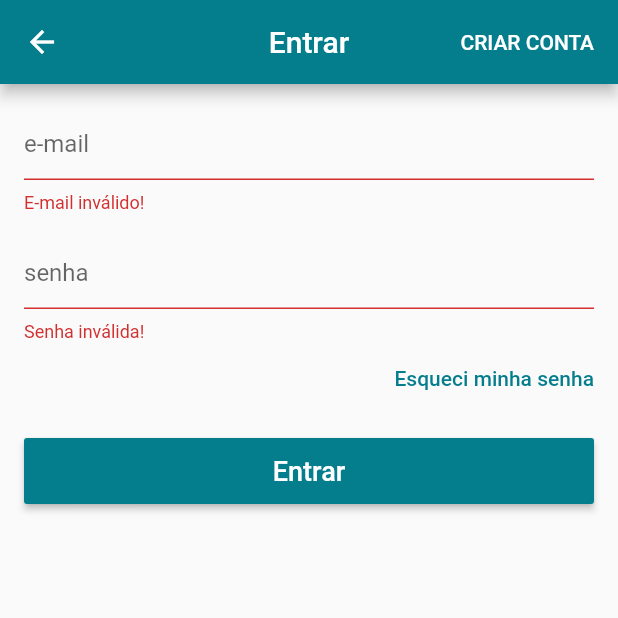
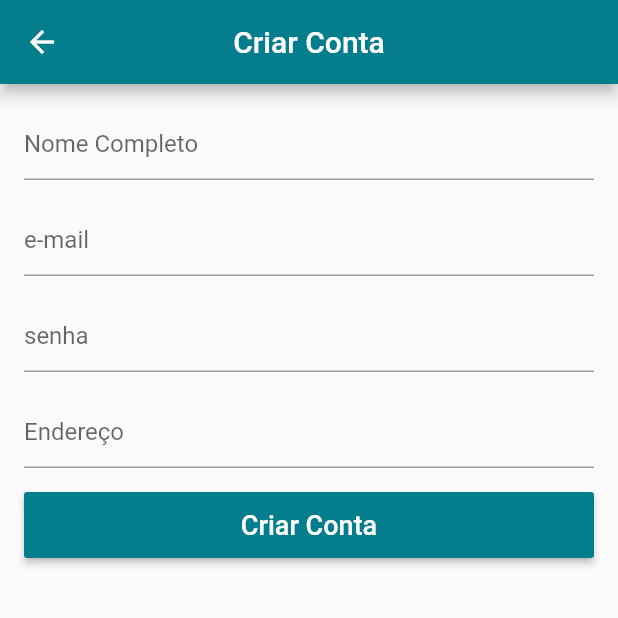
Before and after one commit to adrianhideki/app_venda, a Flutter app: the LoginScreen screen opened directly, after a tap on "Entrar", after a tap on "CRIAR CONTA", on a phone screen of 412 x 824 dp, the top half of it. Run offline on Flutter 3.47's test engine with Material 2 defaults, Android fonts, the phone set to English and light mode, and no system bars; our stand-ins replace carousel_pro, cloud_firestore, transparent_image; accounts and stored records are empty.

```diff
--- a/lib/screens/login_screen.dart
+++ b/lib/screens/login_screen.dart
@@ -1,7 +1,13 @@
 import 'package:flutter/material.dart';
+import 'package:lolja/models/user_model.dart';
+import 'package:lolja/screens/singup_screen.dart';
+import 'package:lolja/utils/utils.dart';
+import 'package:scoped_model/scoped_model.dart';
 
 class LoginScreen extends StatelessWidget {
   final _formKey = GlobalKey<FormState>();
+  final emailController = TextEditingController();
+  final passController = TextEditingController();
 
   @override
   Widget build(BuildContext context) {
@@ -16,34 +22,45 @@ class LoginScreen extends StatelessWidget {
               style: TextStyle(color: Colors.white),
             ),
             textColor: Colors.white,
-            onPressed: () {},
+            onPressed: () {
+              pageReplace(context, SingUpScreen());
+            },
           ),
         ],
       ),
-      body: Form(
+      body: ScopedModelDescendant<UserModel>(
+        builder: (context, child, model){
+
+          if (model.isLoading)
+            return Center(child: CircularProgressIndicator(),);
+
+          return Form(
             key: _formKey,
             child: ListView(
               padding: EdgeInsets.all(16.0),
               children: <Widget>[
                 TextFormField(
+                  controller: emailController,
+                  //keyboardType: TextInputType.emailAddress,
                   decoration: InputDecoration(
                     hintText: "e-mail",
                   ),
-              keyboardType: TextInputType.emailAddress,
                   validator: (text){
-                if (text.isEmpty || !text.contains("@")) return "E-mail inválido!";
+                    if (!text.contains("@")) return "E-mail inválido!";
                   },
                 ),
                 SizedBox(
                   height: 16.0,
                 ),
                 TextFormField(
+                  controller: passController,
+                  //keyboardType: TextInputType.text,
                   decoration: InputDecoration(
                     hintText: "senha",
                   ),
                   obscureText: true,
                   validator: (text){
-                if (text.isEmpty || text.length < 6) return "Senha inválida!";
+                    if (text.length < 6) return "Senha inválida!";
                   },
                 ),
                 Align(
@@ -74,14 +91,16 @@ class LoginScreen extends StatelessWidget {
                     color: Theme.of(context).primaryColor,
                     onPressed: () {
                       if(_formKey.currentState.validate()){
-
+                        model.signIn();
                       }
                     },
                   ),
                 ),
               ],
             ),
-      ),
+          );
+        },
+      )
     );
   }
 }
--- /dev/null
+++ b/lib/screens/singup_screen.dart
@@ -0,0 +1,96 @@
+import 'package:flutter/material.dart';
+
+class SingUpScreen extends StatelessWidget {
+  final _formKey = GlobalKey<FormState>();
+  final emailController = TextEditingController();
+  final nameController = TextEditingController();
+  final passController = TextEditingController();
+  final endController = TextEditingController();
+
+  @override
+  Widget build(BuildContext context) {
+    return Scaffold(
+      appBar: AppBar(
+        title: Text("Criar Conta"),
+        centerTitle: true,
+      ),
+      body: Form(
+        key: _formKey,
+        child: ListView(
+          padding: EdgeInsets.all(16.0),
+          children: <Widget>[
+            TextFormField(
+              controller: nameController,
+              //keyboardType: TextInputType.emailAddress,
+              decoration: InputDecoration(
+                hintText: "Nome Completo",
+              ),
+              validator: (text){
+                if (!text.isNotEmpty) return "Nome inválido!";
+              },
+            ),
+            SizedBox(
+              height: 16.0,
+            ),
+            TextFormField(
+              controller: emailController,
+              //keyboardType: TextInputType.emailAddress,
+              decoration: InputDecoration(
+                hintText: "e-mail",
+              ),
+              validator: (text){
+                if (!text.contains("@")) return "E-mail inválido!";
+              },
+            ),
+            SizedBox(
+              height: 16.0,
+            ),
+            TextFormField(
+              controller: passController,
+              //keyboardType: TextInputType.text,
+              decoration: InputDecoration(
+                hintText: "senha",
+              ),
+              obscureText: true,
+              validator: (text){
+                if (text.length < 6) return "Senha inválida!";
+              },
+            ),
+            SizedBox(
+              height: 16.0,
+            ),
+            TextFormField(
+              controller: endController,
+              //keyboardType: TextInputType.text,
+              decoration: InputDecoration(
+                hintText: "Endereço",
+              ),
+              validator: (text){
+                if (!text.isNotEmpty) return "Endereço inválido!";
+              },
+            ),
+            SizedBox(height: 16.0),
+            SizedBox(
+              height: 44.0,
+              child: RaisedButton(
+                child: Text(
+                  "Criar Conta",
+                  style: TextStyle(
+                    fontSize: 18.0,
+                  ),
+                ),
+                textColor: Colors.white,
+                color: Theme.of(context).primaryColor,
+                onPressed: () {
+                  if(_formKey.currentState.validate()){
+
+                  }
+                },
+              ),
+            ),
+          ],
+        ),
+      ),
+    );
+  }
+}
--- /dev/null
+++ b/lib/utils/utils.dart
@@ -0,0 +1,10 @@
+import 'package:flutter/material.dart';
+
+Future<dynamic> pageMove(BuildContext context, dynamic page){
+  return Navigator.of(context).push(MaterialPageRoute(builder: (context) => page));
+}
+
+
+Future<dynamic> pageReplace(BuildContext context, dynamic page){
+  return Navigator.of(context).pushReplacement(MaterialPageRoute(builder: (context) => page));
+}
```
Also changed, not shown: lib/main.dart (+6 -1 lines), lib/models/user_model.dart (added, +26 -0 lines). Lines whose indentation alone changed are shown as unchanged.
